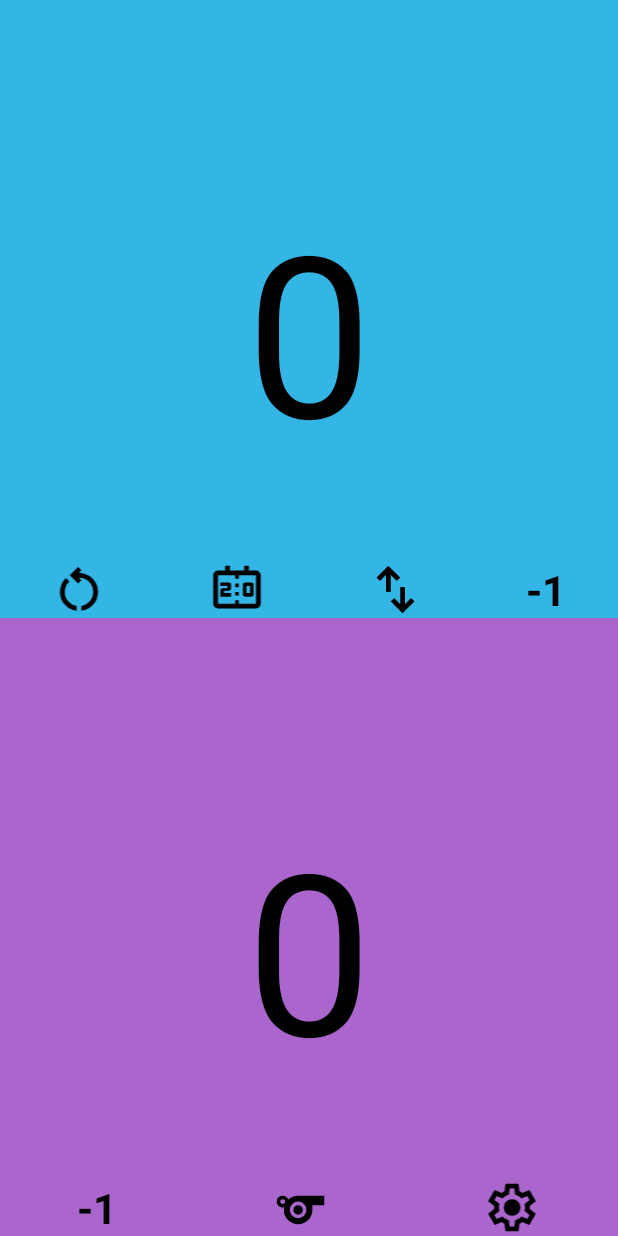
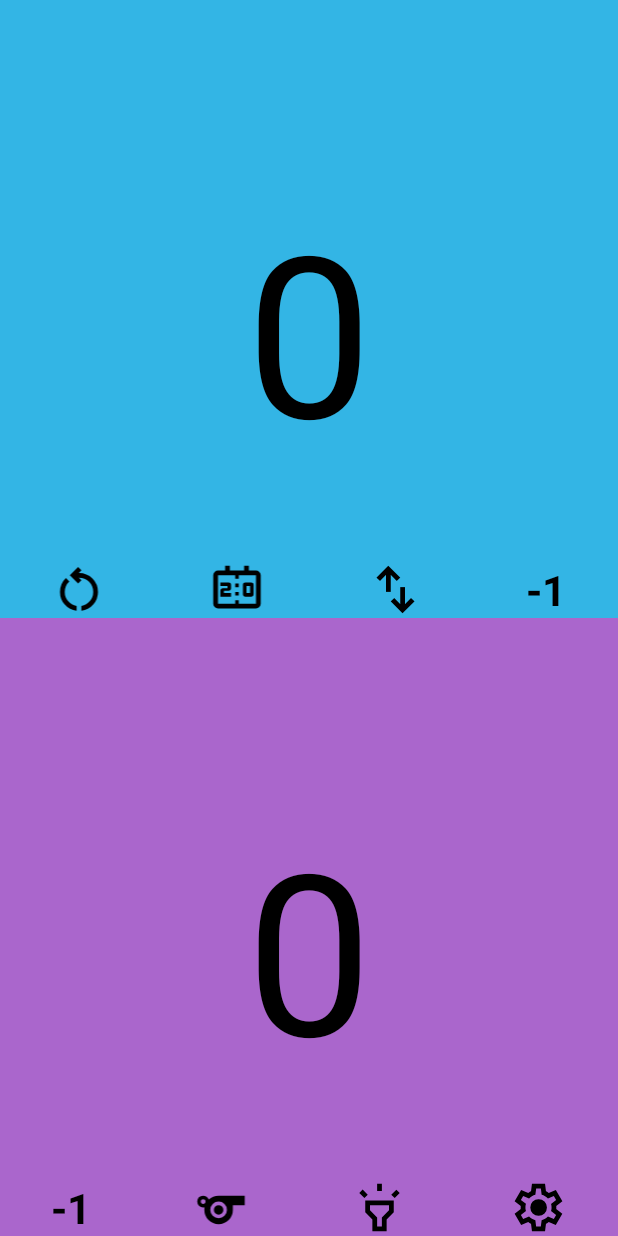
Before and after one commit to guigax/LoudScoreboard, an Android app: the screen it shows after launch (MainActivity), on a phone screen of 412 x 824 dp. Run offline under Robolectric (Android 15) with nearby library versions, the phone set to English and light mode, and no system bars.

Commit message:
Gradle bump Added a highlight icon that turns the app into a high contrast mode (WIP)

```diff
--- /dev/null
+++ b/app/src/main/res/drawable/highlight.xml
@@ -0,0 +1,9 @@
+<vector xmlns:android="http://schemas.android.com/apk/res/android"
+    android:width="24dp"
+    android:height="24dp"
+    android:viewportWidth="960"
+    android:viewportHeight="960">
+    <path
+        android:fillColor="#FF000000"
+        android:pathData="m226,320 l-86,-84 56,-58 86,86 -56,56ZM440,200v-120h80v120h-80ZM736,320 L678,264 764,180 820,236 736,320ZM360,880v-200L240,560v-200h480v200L600,680v200L360,880ZM440,800h80v-153l120,-120v-87L320,440v87l120,120v153ZM480,620Z" />
+</vector>
--- a/app/src/main/res/layout-port/activity_main.xml
+++ b/app/src/main/res/layout-port/activity_main.xml
@@ -36,6 +36,7 @@
             tools:ignore="HardcodedText" />
 
         <LinearLayout
+            android:id="@+id/team1ButtonsLayout"
             android:layout_width="match_parent"
             android:layout_height="wrap_content"
             android:layout_weight="0.1">
@@ -106,6 +107,7 @@
             tools:ignore="HardcodedText" />
 
         <LinearLayout
+            android:id="@+id/team2ButtonsLayout"
             android:layout_width="match_parent"
             android:layout_height="wrap_content"
             android:layout_weight="0.1">
@@ -127,6 +129,14 @@
                 android:layout_weight="1"
                 android:contentDescription="@string/blow_a_whistle"
                 android:src="@drawable/whistle" />
+
+            <ImageView
+                android:id="@+id/highlight"
+                android:layout_width="wrap_content"
+                android:layout_height="match_parent"
+                android:layout_weight="1"
+                android:contentDescription="@string/highlight"
+                android:src="@drawable/highlight" />
             <ImageView
                 android:id="@+id/settings"
                 android:layout_width="wrap_content"
--- a/app/src/main/res/layout/activity_main.xml
+++ b/app/src/main/res/layout/activity_main.xml
@@ -41,6 +41,7 @@
             tools:ignore="HardcodedText" />
 
         <LinearLayout
+            android:id="@+id/team1ButtonsLayout"
             android:layout_width="match_parent"
             android:layout_height="wrap_content"
             android:layout_weight="0.1">
@@ -114,6 +115,7 @@
             tools:ignore="HardcodedText" />
 
         <LinearLayout
+            android:id="@+id/team2ButtonsLayout"
             android:layout_width="match_parent"
             android:layout_height="wrap_content"
             android:layout_weight="0.1">
@@ -135,6 +137,14 @@
                 android:src="@drawable/whistle"
                 android:layout_weight="1"
                 android:contentDescription="@string/blow_a_whistle" />
+
+            <ImageView
+                android:id="@+id/highlight"
+                android:layout_width="wrap_content"
+                android:layout_height="match_parent"
+                android:layout_weight="1"
+                android:contentDescription="@string/highlight"
+                android:src="@drawable/highlight" />
             <ImageView
                 android:id="@+id/settings"
                 android:layout_width="wrap_content"
--- a/app/src/main/res/values/colors.xml
+++ b/app/src/main/res/values/colors.xml
@@ -2,4 +2,6 @@
 <resources>
     <color name="black">#FF000000</color>
     <color name="white">#FFFFFFFF</color>
+    <color name="green_screen">#FF1BEB00</color>
+    <color name="princess_peach">#FFFD75FF</color>
 </resources>
--- a/app/src/main/res/values/strings.xml
+++ b/app/src/main/res/values/strings.xml
@@ -20,4 +20,5 @@
     <string name="color_light_green">Light Green</string>
     <string name="color_light_orange">Light Orange</string>
     <string name="color_light_red">Light Red</string>
+    <string name="highlight">Enable high contrast mode</string>
 </resources>
--- a/build.gradle.kts
+++ b/build.gradle.kts
@@ -1,5 +1,5 @@
 // Top-level build file where you can add configuration options common to all sub-projects/modules.
 plugins {
-    id("com.android.application") version "8.3.0" apply false
+    id("com.android.application") version "8.5.2" apply false
     id("org.jetbrains.kotlin.android") version "1.9.22" apply false
 }
```
Also changed, not shown: app/src/main/java/com/guigax/loudscoreboard/MainActivity.kt (+60 -3 lines), gradle/wrapper/gradle-wrapper.properties, 2 other files.
